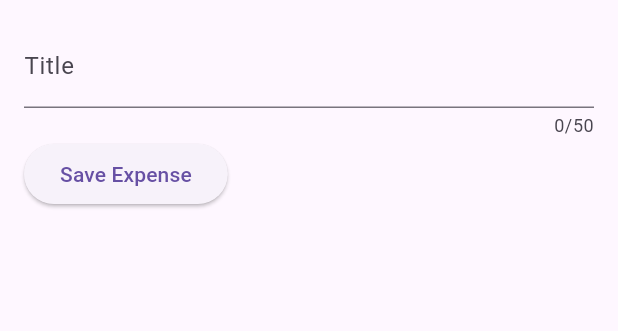
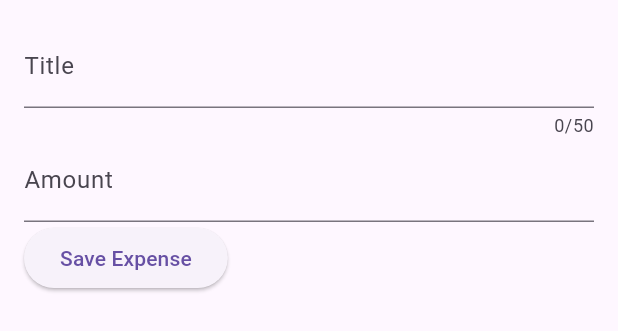
Before and after one commit to Salayka/expense_tracker_fa25, a Flutter app: the NewExpense widget shown alone on an empty page, opened directly, after a tap on "Save Expense", on a phone screen of 412 x 824 dp. Shown: the top 331 px of the screen. Run offline on Flutter 3.47's test engine with Material 3 defaults, Android fonts, the phone set to English and light mode, and no system bars.

Commit message:
Added Amount Controller Functionality

```diff
--- a/lib/new_expense.dart
+++ b/lib/new_expense.dart
@@ -10,9 +10,11 @@ class NewExpense extends StatefulWidget {
 
 class _NewExpenseState extends State<NewExpense> {
   final _titleController = TextEditingController();
+  final _amountController = TextEditingController();
   @override
   void dispose() {
     _titleController.dispose();
+    _amountController.dispose();
     super.dispose();
   }
 
@@ -28,11 +30,20 @@ class _NewExpenseState extends State<NewExpense> {
             keyboardType: TextInputType.name,
             decoration: InputDecoration(label: Text('Title')),
           ),
+          TextField(
+            controller: _amountController,
+            keyboardType: TextInputType.number,
+            decoration: InputDecoration(
+              prefixText: '\$',
+              label: Text("Amount"),
+            ),
+          ),
           Row(
             children: [
               ElevatedButton(
                 onPressed: () {
                   print(_titleController.text);
+                  print(_amountController.text);
                 },
                 child: Text('Save Expense'),
               ),
```
